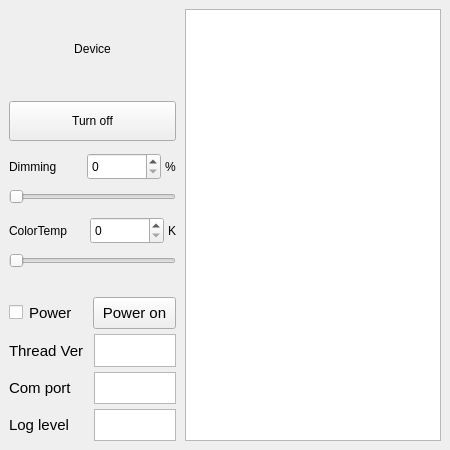
Above: res/view/light.ui from Samsung/ioter before the change. Below: the same form after it.
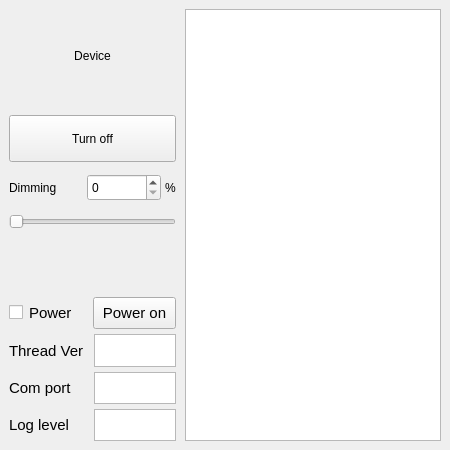
That is the form after the change.

Commit message: change light thing name (Light bulb -> Dimmable Light)

```diff
--- a/res/view/light.ui
+++ b/res/view/light.ui
@@ -302,84 +302,6 @@
                 </item>
                </layout>
               </item>
-              <item>
-               <layout class="QVBoxLayout" name="verticalLayout_6" stretch="1,1">
-                <property name="spacing">
-                 <number>8</number>
-                </property>
-                <property name="topMargin">
-                 <number>0</number>
-                </property>
-                <item>
-                 <layout class="QHBoxLayout" name="horizontalLayout_4" stretch="1,0,0">
-                  <property name="spacing">
-                   <number>4</number>
-                  </property>
-                  <item>
-                   <widget class="QLabel" name="labelDeviceColor">
-                    <property name="sizePolicy">
-                     <sizepolicy hsizetype="Preferred" vsizetype="Preferred">
-                      <horstretch>0</horstretch>
-                      <verstretch>0</verstretch>
-                     </sizepolicy>
-                    </property>
-                    <property name="text">
-                     <string>ColorTemp</string>
-                    </property>
-                    <property name="alignment">
-                     <set>Qt::AlignLeading|Qt::AlignLeft|Qt::AlignVCenter</set>
-                    </property>
-                   </widget>
-                  </item>
-                  <item>
-                   <widget class="QSpinBox" name="spinboxColorTemp">
-                    <property name="minimumSize">
-                     <size>
-                      <width>74</width>
-                      <height>27</height>
-                     </size>
-                    </property>
-                    <property name="maximumSize">
-                     <size>
-                      <width>74</width>
-                      <height>27</height>
-                     </size>
-                    </property>
-                   </widget>
-                  </item>
-                  <item>
-                   <widget class="QLabel" name="labelColorTemp">
-                    <property name="sizePolicy">
-                     <sizepolicy hsizetype="Preferred" vsizetype="Preferred">
-                      <horstretch>0</horstretch>
-                      <verstretch>0</verstretch>
-                     </sizepolicy>
-                    </property>
-                    <property name="text">
-                     <string>K</string>
-                    </property>
-                    <property name="alignment">
-                     <set>Qt::AlignLeading|Qt::AlignLeft|Qt::AlignVCenter</set>
-                    </property>
-                   </widget>
-                  </item>
-                 </layout>
-                </item>
-                <item>
-                 <widget class="QSlider" name="horizontalSliderColorTemp">
-                  <property name="sizePolicy">
-                   <sizepolicy hsizetype="Expanding" vsizetype="Preferred">
-                    <horstretch>0</horstretch>
-                    <verstretch>0</verstretch>
-                   </sizepolicy>
-                  </property>
-                  <property name="orientation">
-                   <enum>Qt::Horizontal</enum>
-                  </property>
-                 </widget>
-                </item>
-               </layout>
-              </item>
               <item>
                <spacer name="horizontalSpacer">
                 <property name="orientation">
```
The commit also changes 4 other files.
